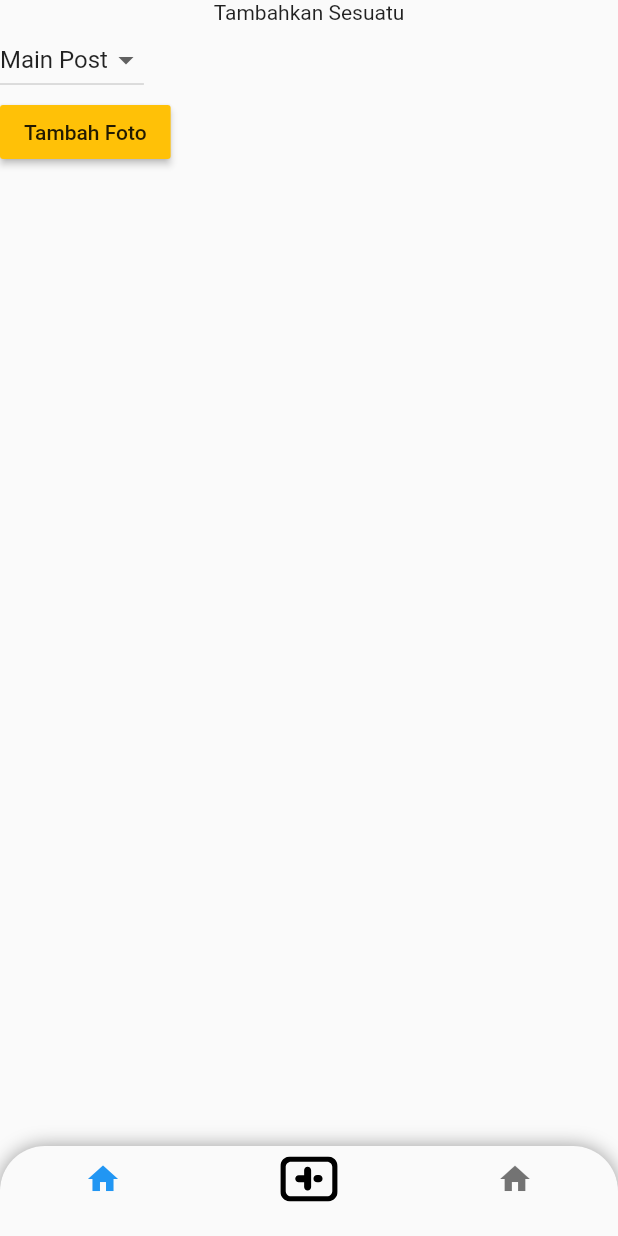
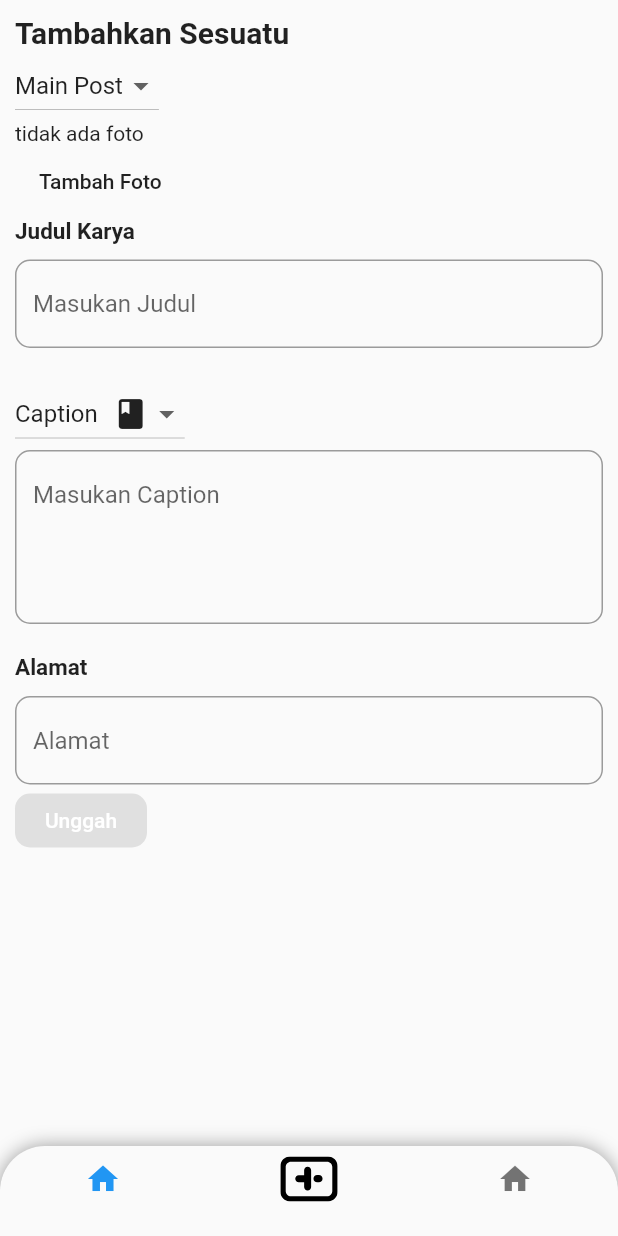
Before and after one commit to sius012/Borca, a Flutter app: the screen it shows after launch, on a phone screen of 412 x 824 dp. Run offline on Flutter 3.47's test engine with Material 2 defaults, Android fonts, the light colour scheme and no system bars; our stand-ins replace cloud_firestore, firebase_analytics, firebase_auth, firebase_core, firebase_storage, flutter_login and 2 more; accounts and stored records are empty.

Commit message:
17/04/22

```diff
--- a/lib/add_post.dart
+++ b/lib/add_post.dart
@@ -4,6 +4,8 @@ import "package:flutter/material.dart";
 import 'package:flutter/services.dart';
 import 'package:flutter_svg/flutter_svg.dart';
 import 'package:image_picker/image_picker.dart';
+import 'package:firebase_storage/firebase_storage.dart';
+import 'package:path/path.dart';
 
 class AddPostPage extends StatefulWidget {
   const AddPostPage({Key? key}) : super(key: key);
@@ -28,8 +30,25 @@ class _AddPostPageState extends State<AddPostPage> {
     }
   }
 
+  Future uploadImageToFirebase() async {
+    String fileName = "firspost2";
+    if (photo == null) return;
+    final destination = 'thepost/$fileName';
+
+    try {
+      final ref = FirebaseStorage.instance.ref(destination).child('thepost/');
+
+      await ref.putFile(photo!);
+    } catch (e) {
+      print("error bos");
+      print(e.toString());
+    }
+  }
+
   List<String> item = ["Main Post", "Auction"];
+  List<String> corq = ["Caption", "Quotes"];
   String? dvalue = "Main Post";
+  String? cqval = "Caption";
   @override
   Widget build(BuildContext context) {
     return Scaffold(
@@ -39,7 +58,8 @@ class _AddPostPageState extends State<AddPostPage> {
               borderRadius: BorderRadius.only(
                   topRight: Radius.circular(30), topLeft: Radius.circular(30)),
               boxShadow: [
-              BoxShadow(color: Colors.black38, spreadRadius: 0, blurRadius: 10),
+                BoxShadow(
+                    color: Colors.black38, spreadRadius: 0, blurRadius: 10),
               ],
             ),
             child: ClipRRect(
@@ -71,13 +91,22 @@ class _AddPostPageState extends State<AddPostPage> {
                     BottomNavigationBarItem(icon: Icon(Icons.home), label: "")
                   ]),
                 ))),
-      body: new Container(
+        body: ListView(
+          children: [
+            new Container(
+              padding: EdgeInsets.all(10),
               child: new Column(
                 crossAxisAlignment: CrossAxisAlignment.start,
                 children: [
                   new Row(
-              mainAxisAlignment: MainAxisAlignment.center,
-              children: [new Text("Tambahkan Sesuatu")],
+                    mainAxisAlignment: MainAxisAlignment.start,
+                    children: [
+                      new Text(
+                        "Tambahkan Sesuatu",
+                        style: TextStyle(
+                            fontSize: 20, fontWeight: FontWeight.bold),
+                      )
+                    ],
                   ),
                   DropdownButton<String>(
                     value: dvalue,
@@ -93,16 +122,94 @@ class _AddPostPageState extends State<AddPostPage> {
                             ))
                         .toList(),
                   ),
+                  new Row(
+                    children: [
+                      photo != null
+                          ? new Container(
+                              decoration: BoxDecoration(
+                                  image: DecorationImage(
+                                    image: FileImage(photo!),
+                                    fit: BoxFit.cover,
+                                  ),
+                                  color: Colors.red,
+                                  borderRadius:
+                                      BorderRadius.all(Radius.circular(10))),
+                              height: 100,
+                              width: 100,
+                            )
+                          : new Text("tidak ada foto")
+                    ],
+                  ),
                   MaterialButton(
                     onPressed: () {
                       pickImage();
                     },
-              child: new Text("Tambah Foto"),
-              color: Colors.amber,
+                    child: ClipRect(child: new Text("Tambah Foto")),
+                  ),
+                  Text(
+                    "Judul Karya",
+                    style: TextStyle(fontWeight: FontWeight.bold, fontSize: 15),
+                  ),
+                  Padding(padding: EdgeInsets.symmetric(vertical: 5)),
+                  TextField(
+                      decoration: InputDecoration(
+                          hintText: "Masukan Judul",
+                          border: OutlineInputBorder(
+                              borderRadius: BorderRadius.circular(10)))),
+                  Padding(padding: EdgeInsets.symmetric(vertical: 10)),
+                  DropdownButton<String>(
+                    value: cqval,
+                    onChanged: (String? val) {
+                      setState(() {
+                        cqval = val!;
+                      });
+                    },
+                    items: corq
+                        .map((e) => DropdownMenuItem(
+                              child: new Row(
+                                children: [
+                                  Text(e),
+                                  Padding(padding: new EdgeInsets.all(5)),
+                                  e == "Caption"
+                                      ? Icon(Icons.book)
+                                      : Icon(Icons.radar)
+                                ],
+                              ),
+                              value: e,
+                            ))
+                        .toList(),
+                  ),
+                  TextField(
+                      maxLines: 4,
+                      decoration: InputDecoration(
+                          hintText: "Masukan $cqval",
+                          border: OutlineInputBorder(
+                              borderRadius: BorderRadius.circular(10)))),
+                  Padding(padding: EdgeInsets.symmetric(vertical: 10)),
+                  Text(
+                    "Alamat",
+                    style: TextStyle(fontWeight: FontWeight.bold, fontSize: 15),
+                  ),
+                  Padding(padding: EdgeInsets.symmetric(vertical: 5)),
+                  TextField(
+                      decoration: InputDecoration(
+                          hintText: "Alamat",
+                          border: OutlineInputBorder(
+                              borderRadius: BorderRadius.circular(10)))),
+                  RaisedButton(
+                    shape: RoundedRectangleBorder(
+                        borderRadius: BorderRadius.circular(10)),
+                    textColor: Colors.white,
+                    elevation: 0,
+                    onPressed: () {
+                      uploadImageToFirebase();
+                    },
+                    child: new Text("Unggah"),
                   )
                 ],
               ),
             ),
-    );
+          ],
+        ));
   }
 }
--- a/pubspec.yaml
+++ b/pubspec.yaml
@@ -49,6 +49,7 @@ dependencies:
   provider: ^6.0.2
   firebase_admin: ^0.2.0-dev.7
   image_picker: ^0.8.3
+  firebase_storage: ^10.2.12
 
 dev_dependencies:
   flutter_test:
```
Also changed, not shown: pubspec.lock. Lines whose indentation alone changed are shown as unchanged.
